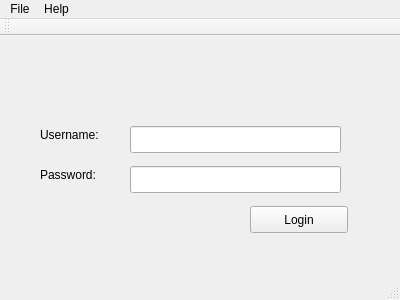
The window that mainwindow.ui (saffaanh/system) describes before a commit, drawn with Qt 5.
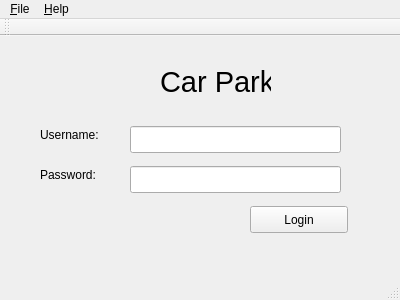
The same window after the commit.

Commit message: do menubar

Patch:
```diff
--- a/mainwindow.ui
+++ b/mainwindow.ui
@@ -73,6 +73,24 @@
      <string>Password:</string>
     </property>
    </widget>
+   <widget class="QLabel" name="label">
+    <property name="geometry">
+     <rect>
+      <x>160</x>
+      <y>30</y>
+      <width>111</width>
+      <height>31</height>
+     </rect>
+    </property>
+    <property name="font">
+     <font>
+      <pointsize>22</pointsize>
+     </font>
+    </property>
+    <property name="text">
+     <string>Car Park</string>
+    </property>
+   </widget>
   </widget>
   <widget class="QMenuBar" name="menuBar">
    <property name="geometry">
@@ -85,14 +103,14 @@
    </property>
    <widget class="QMenu" name="menuLogin">
     <property name="title">
-     <string>File</string>
+     <string>&amp;File</string>
     </property>
     <addaction name="actionLogin"/>
     <addaction name="actionExit"/>
    </widget>
    <widget class="QMenu" name="menuHelp">
     <property name="title">
-     <string>Help</string>
+     <string>&amp;Help</string>
     </property>
     <addaction name="actionHelp"/>
    </widget>
```
Left out of the diff: 10 changed lines with no effect on the pictures. The commit also changes 2 other files.
